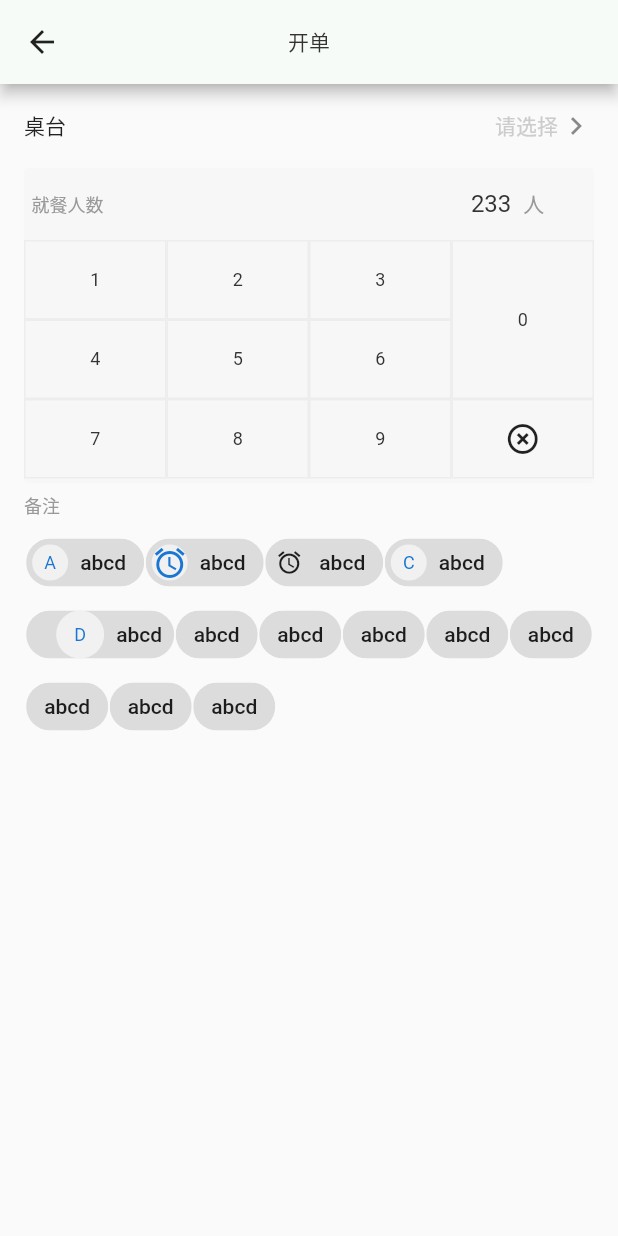
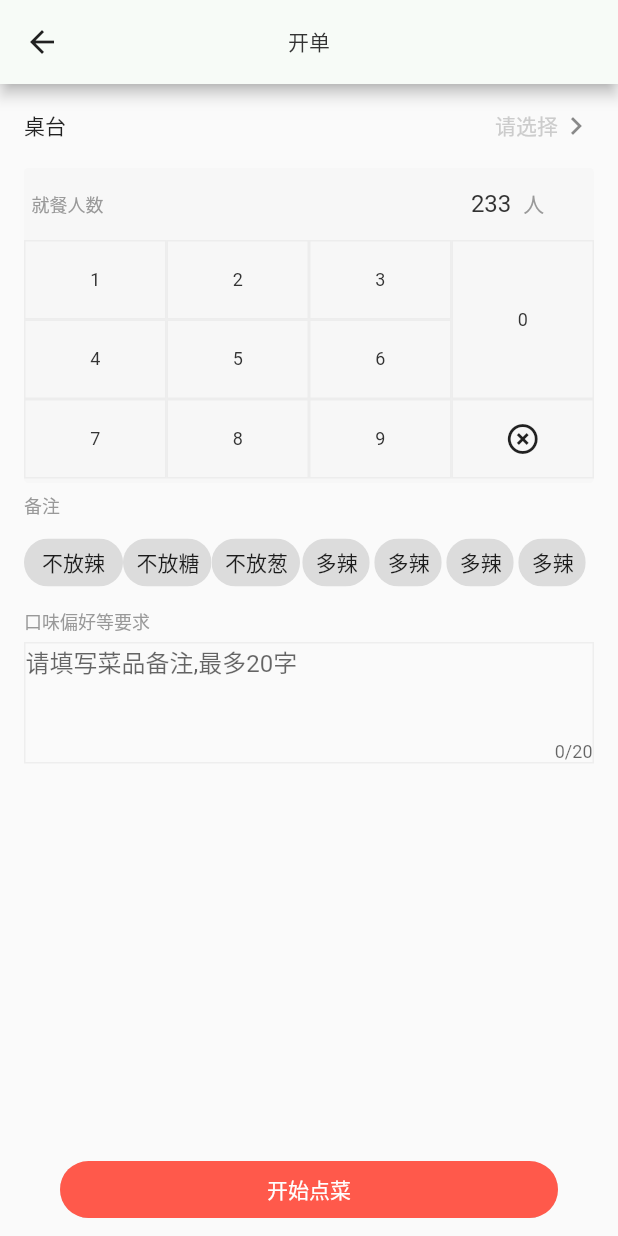
Before and after one commit to wangkai000/flutter_test_peoject, a Flutter app: the WidgetHome screen opened directly, on a phone screen of 412 x 824 dp. Run offline on Flutter 3.47's test engine with Material 2 defaults, Android fonts, the phone set to English and light mode, and no system bars; our stand-ins replace dio, flutter_screenutil, oktoast; network calls fail.

Commit message:
2019/6/29 16:12 ok

```diff
--- a/lib/openingOrder.dart
+++ b/lib/openingOrder.dart
@@ -19,10 +19,20 @@ class WidgetHome extends StatefulWidget {
 }
 
 
+
+
 class openingOrderState extends State<WidgetHome> {
+  //备注button
+  List<Widget> remarksButtonArr = [];
+  //接受
+  Widget remarksButtonArrOntent;
+
   @override
 
   Widget build(BuildContext context) {
+
+
+
 
     //点击数字
     _umberClick(unmber){
@@ -41,6 +51,10 @@ class openingOrderState extends State<WidgetHome> {
 
       ),
       body:Container(
+        child: Stack(
+            children: <Widget>[
+
+             Container(
 
                 padding:const EdgeInsets.fromLTRB(16, 0, 16, 0),
                 child:Column(
@@ -569,73 +583,86 @@ class openingOrderState extends State<WidgetHome> {
                              ),
 
                              Container(
-
+                               width:MediaQuery.of(context).size.width-16-16,
                                  child: Wrap(
-                             spacing: 1.0,
+                                   spacing: 0.0,
                                    runSpacing: 0.0,
                                    children: <Widget>[
                                      Chip(
-                                 label: Text("abcd"),
-                                 avatar: CircleAvatar(
-                                   backgroundColor: Color(0xfff1f1f1),
-                                   child: Text("A",style: TextStyle(fontSize: 12.0),),
-                                 ),
+                                       label: Text("不放辣"),
+
+
                                      ),
                                      Chip(
-                                 label: Text("abcd"),
-                                 avatar: CircleAvatar(
-                                   backgroundColor: Color(0xfff1f1f1),
-                                   child: Icon(Icons.alarm),
-                                 ),
+                                       label: Text("不放糖"),
+                                       padding: EdgeInsets.only(left:1.0),
                                      ),
                                      Chip(
-                                 label: Text("abcd"),
-                                 avatar: Icon(Icons.alarm),
+                                       label: Text("不放葱"),
+                                       padding: EdgeInsets.only(left:1.0),
                                      ),
                                      Chip(
-                                 label: Text("abcd"),
-                                 avatar: CircleAvatar(
-                                   backgroundColor: Color(0xfff1f1f1),
-                                   child: Text("C",style: TextStyle(fontSize: 12.0),),
-                                 ),
+                                       label: Text("多辣"),
+                                       padding: EdgeInsets.only(left:1.0),
                                      ),
                                      Chip(
-                                 label: Text("abcd"),
-                                 padding: EdgeInsets.only(left: 20.0),
-                                 avatar: CircleAvatar(
-                                   backgroundColor: Color(0xfff1f1f1),
-                                   child: Text("D",style: TextStyle(fontSize: 12.0),),
-                                 ),
+                                       label: Text("多辣"),
+                                       padding: EdgeInsets.only(left:1.0),
                                      ),
                                      Chip(
-                                 label: Text("abcd"),
+                                       label: Text("多辣"),
+                                       padding: EdgeInsets.only(left:1.0),
                                      ),
                                      Chip(
-                                 label: Text("abcd"),
+                                       label: Text("多辣"),
+                                       padding: EdgeInsets.only(left:1.0),
                                      ),
-                               Chip(
-                                 label: Text("abcd"),
-                               ),
-                               Chip(
-                                 label: Text("abcd"),
-                               ),
-                               Chip(
-                                 label: Text("abcd"),
-                               ),
-                               Chip(
-                                 label: Text("abcd"),
-                               ),
-                               Chip(
-                                 label: Text("abcd"),
-                               ),Chip(
-                                 label: Text("abcd"),
-                               ),
+
+
 
 
                                    ],
                                  ),
 
                              ),
+
+
+
+
+                             //口味偏好
+                             Container(
+
+                               width:MediaQuery.of(context).size.width-16-16,
+                               padding:const EdgeInsets.fromLTRB(0, 6.0, 0, 5),
+                               child:Text('口味偏好等要求',
+                                 textAlign:TextAlign.left,
+                                 style:TextStyle(
+                                   fontSize: 12,
+                                   color:Color.fromRGBO(153, 153, 153, 1),
+                                 ),
+
+                               ),
+                               ),
+
+
+                                 Container(
+                                   padding: EdgeInsets.all(0.0),
+                                   child: Container(
+                                     decoration: new BoxDecoration(
+                                       border: new Border.all(color:Color.fromRGBO(230, 230, 230, 0.6), width: 1), // 边色与边宽度
+
+                                     ),
+                                     child: TextField(
+                                       maxLines: 3,
+                                       maxLength:20,
+                                       decoration: InputDecoration.collapsed(hintText: "请填写菜品备注,最多20字"),
+
+                                     ),
+                                   ),
+                                   ),
+
+
+
 
                            ],
                         ),
@@ -649,6 +676,41 @@ class openingOrderState extends State<WidgetHome> {
 
             ),
 
+
+
+
+              //底部button
+              Positioned(
+
+                left:0.0,
+                right: 0.0,
+
+                bottom:12,
+                child: Container(
+                  height:38,
+                  padding:  EdgeInsets.fromLTRB(40.0, 0.0, 40.0, 0.0),
+                    child: ClipRRect(
+                      borderRadius:BorderRadius.circular(20),
+                      child:  MaterialButton(
+                        color:Color.fromRGBO(255, 89, 75, 1),
+
+                        textColor: Colors.white,
+                        minWidth: 300.0,
+                        padding: new EdgeInsets.fromLTRB(30.0, 0.0, 30.0, 0.0),
+                        onPressed: () {
+                          print('点击点菜');
+                        },
+                        child: new Text('开始点菜'),
+                      ),
+                    ),
+
+                ),
+              )
+
+          ],
+        ),
+      ),
+
     );
   }
 
```
Lines whose indentation alone changed are shown as unchanged.
